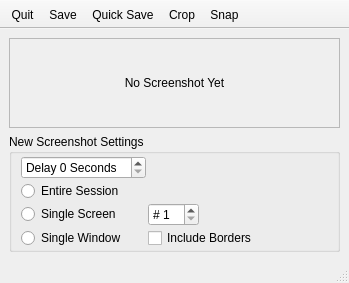
Above: lumina-screenshot/MainUI.ui from lumina-desktop/lumina before the change. Below: the same form after it.
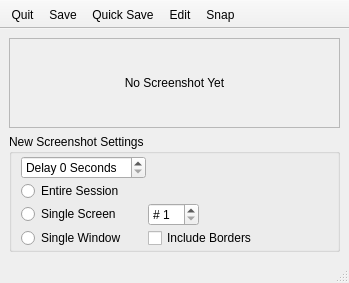
That is the form after the change.

The edit to the form file:
```diff
--- a/lumina-screenshot/MainUI.ui
+++ b/lumina-screenshot/MainUI.ui
@@ -190,7 +190,7 @@
   </action>
   <action name="actionEdit">
    <property name="text">
-    <string>Crop</string>
+    <string>Edit</string>
    </property>
   </action>
   <action name="actionQuit">
```
